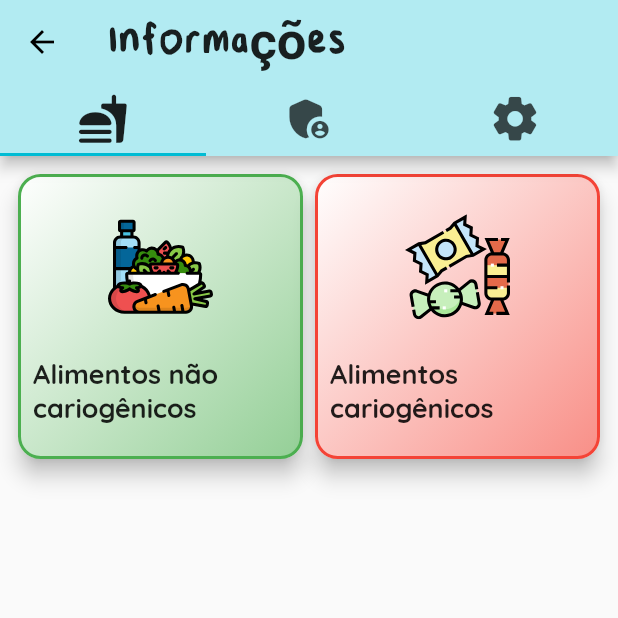
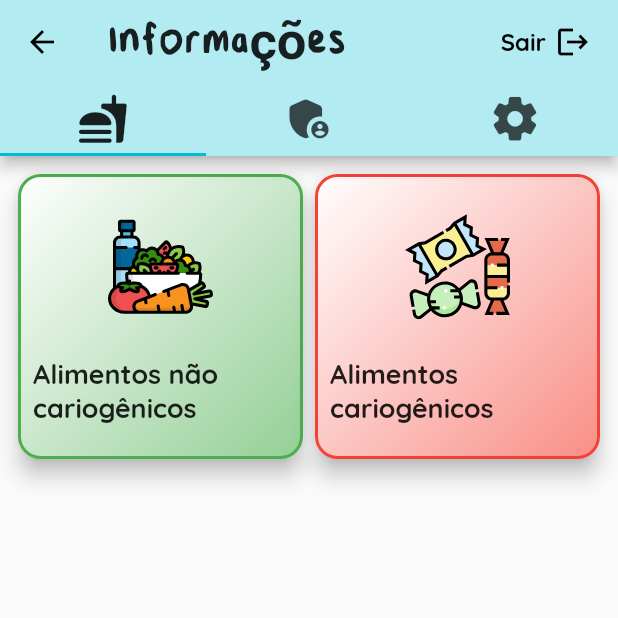
Before and after one commit to dilss/Diet-and-Teeth, a Flutter app: the InfoScreen screen opened by its route, on a phone screen of 412 x 824 dp, the top half of it. Run offline on Flutter 3.47's test engine with Material 2 defaults, Android fonts, the phone set to English and light mode, and no system bars; our stand-ins replace charts_flutter, cloud_firestore, connectivity, firebase_auth, firebase_core, flare_flutter and 2 more; missing offline and left inert: flutter_rounded_date_picker; accounts and stored records are empty; project files that could hold a hidden picture were left out.

Commit message:
Added the signout action to the info screen appBar, and the respective confirmation dialog for signing out

```diff
--- a/lib/info_screen.dart
+++ b/lib/info_screen.dart
@@ -1,4 +1,5 @@
 import 'package:diet_and_teeth_app/food_info_pages/food_info_grid_view.dart';
+import 'package:diet_and_teeth_app/general_use_widgets/logout_confirmation_dialog.dart';
 import 'package:diet_and_teeth_app/settings_pages/settings_grid_view.dart';
 import 'package:flutter/material.dart';
 
@@ -20,6 +21,40 @@ class InfoScreen extends StatelessWidget {
                 fontFamily: 'KidsHandwriting',
               ),
             ),
+            actions: [
+              Padding(
+                padding: const EdgeInsets.all(2.0),
+                child: FlatButton(
+                  splashColor: Theme.of(context).primaryColor,
+                  child: Row(
+                    mainAxisAlignment: MainAxisAlignment.start,
+                    children: [
+                      Text(
+                        'Sair',
+                        style: TextStyle(
+                          color: Colors.black,
+                          fontWeight: FontWeight.bold,
+                          fontSize: 16,
+                        ),
+                      ),
+                      SizedBox(
+                        width: 6,
+                      ),
+                      Icon(
+                        Icons.logout,
+                        color: Colors.black,
+                      ),
+                    ],
+                  ),
+                  onPressed: () => showDialog(
+                    context: context,
+                    child: LogoutConfirmationDialog(
+                      title: 'Deseja mesmo sair?',
+                    ),
+                  ),
+                ),
+              ),
+            ],
             bottom: TabBar(
               tabs: [
                 Tab(
```
Also changed, not shown: lib/general_use_widgets/logout_confirmation_dialog.dart (added, +35 -0 lines).
